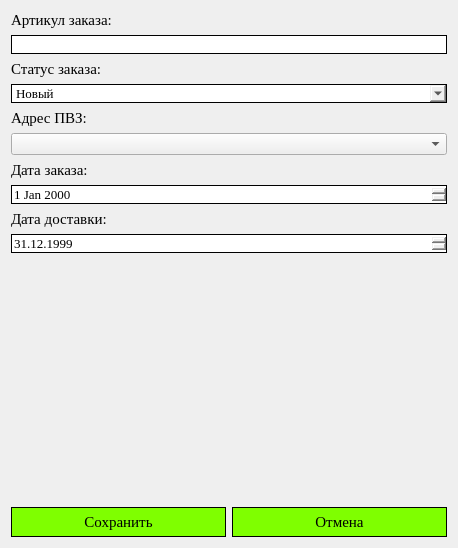
Old version of the form Ui/order_add_editui.ui in the repository mediumperson/shoe-shop-demo-exam.
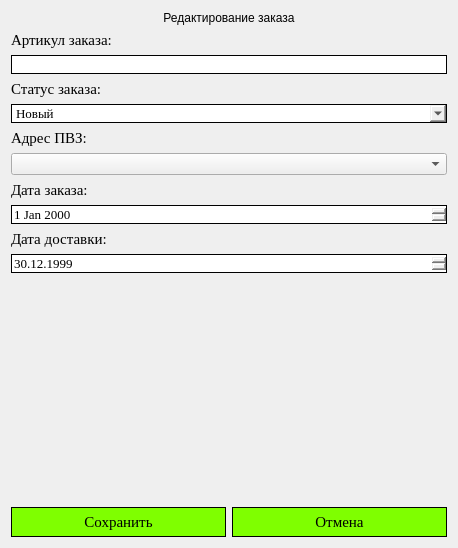
New version of the form.

```diff
--- a/Ui/order_add_editui.ui
+++ b/Ui/order_add_editui.ui
@@ -18,46 +18,55 @@
     <layout class="QVBoxLayout" name="verticalLayout">
      <item>
       <layout class="QGridLayout" name="gridLayout">
-       <item row="8" column="0">
-        <widget class="QLabel" name="label_5">
-         <property name="font">
-          <font>
-           <family>Times New Roman</family>
-           <pointsize>11</pointsize>
-          </font>
-         </property>
-         <property name="text">
-          <string>Дата доставки:</string>
-         </property>
-        </widget>
-       </item>
-       <item row="4" column="0">
-        <widget class="QLabel" name="label_3">
-         <property name="font">
-          <font>
-           <family>Times New Roman</family>
-           <pointsize>11</pointsize>
-          </font>
-         </property>
-         <property name="text">
-          <string>Адрес ПВЗ:</string>
-         </property>
-        </widget>
-       </item>
        <item row="2" column="0">
-        <widget class="QLabel" name="label_2">
+        <widget class="QLineEdit" name="articul_input">
          <property name="font">
           <font>
            <family>Times New Roman</family>
-           <pointsize>11</pointsize>
+           <pointsize>10</pointsize>
           </font>
          </property>
-         <property name="text">
-          <string>Статус заказа:</string>
+         <property name="styleSheet">
+          <string notr="true">#articul_input {
+    border: 1px solid black;
+}
+
+#articul_input:focus {
+    border-color: #00FA9A;
+}</string>
          </property>
         </widget>
        </item>
-       <item row="9" column="0">
+       <item row="4" column="0">
+        <widget class="QComboBox" name="status_input">
+         <property name="font">
+          <font>
+           <family>Times New Roman</family>
+           <pointsize>10</pointsize>
+          </font>
+         </property>
+         <property name="styleSheet">
+          <string notr="true">#status_input {
+    border: 1px solid black;
+}
+
+#status_input:hover {
+    border-color: #00FA9A;
+}</string>
+         </property>
+         <item>
+          <property name="text">
+           <string>Новый</string>
+          </property>
+         </item>
+         <item>
+          <property name="text">
+           <string>Завершен</string>
+          </property>
+         </item>
+        </widget>
+       </item>
+       <item row="10" column="0">
         <widget class="QDateEdit" name="delivery_date">
          <property name="font">
           <font>
@@ -81,7 +90,7 @@
            <second>0</second>
            <year>1999</year>
            <month>12</month>
-           <day>31</day>
+           <day>30</day>
           </datetime>
          </property>
          <property name="displayFormat">
@@ -92,88 +101,20 @@
          </property>
         </widget>
        </item>
-       <item row="7" column="0">
-        <widget class="QDateEdit" name="date_order">
-         <property name="font">
-          <font>
-           <family>Times New Roman</family>
-           <pointsize>10</pointsize>
-          </font>
-         </property>
-         <property name="styleSheet">
-          <string notr="true">#date_order {
-    border: 1px solid black;
-}
-
-#date_order:hover {
-    border-color: #00FA9A;
-}</string>
-         </property>
-        </widget>
-       </item>
-       <item row="3" column="0">
-        <widget class="QComboBox" name="status_input">
-         <property name="font">
-          <font>
-           <family>Times New Roman</family>
-           <pointsize>10</pointsize>
-          </font>
-         </property>
-         <property name="styleSheet">
-          <string notr="true">#status_input {
-    border: 1px solid black;
-}
-
-#status_input:hover {
-    border-color: #00FA9A;
-}</string>
-         </property>
-         <item>
-          <property name="text">
-           <string>Новый</string>
-          </property>
-         </item>
-         <item>
-          <property name="text">
-           <string>Завершен</string>
-          </property>
-         </item>
-        </widget>
-       </item>
-       <item row="0" column="0">
-        <widget class="QLabel" name="label">
+       <item row="9" column="0">
+        <widget class="QLabel" name="label_5">
          <property name="font">
           <font>
            <family>Times New Roman</family>
            <pointsize>11</pointsize>
-           <bold>false</bold>
           </font>
          </property>
          <property name="text">
-          <string>Артикул заказа:</string>
+          <string>Дата доставки:</string>
          </property>
         </widget>
        </item>
-       <item row="1" column="0">
-        <widget class="QLineEdit" name="articul_input">
-         <property name="font">
-          <font>
-           <family>Times New Roman</family>
-           <pointsize>10</pointsize>
-          </font>
-         </property>
-         <property name="styleSheet">
-          <string notr="true">#articul_input {
-    border: 1px solid black;
-}
-
-#articul_input:focus {
-    border-color: #00FA9A;
-}</string>
-         </property>
-        </widget>
-       </item>
-       <item row="10" column="0">
+       <item row="11" column="0">
         <spacer name="verticalSpacer">
          <property name="orientation">
           <enum>Qt::Orientation::Vertical</enum>
@@ -186,7 +127,37 @@
          </property>
         </spacer>
        </item>
+       <item row="5" column="0">
+        <widget class="QLabel" name="label_3">
+         <property name="font">
+          <font>
+           <family>Times New Roman</family>
+           <pointsize>11</pointsize>
+          </font>
+         </property>
+         <property name="text">
+          <string>Адрес ПВЗ:</string>
+         </property>
+        </widget>
+       </item>
        <item row="6" column="0">
+        <widget class="QComboBox" name="pvz_adress"/>
+       </item>
+       <item row="1" column="0">
+        <widget class="QLabel" name="label">
+         <property name="font">
+          <font>
+           <family>Times New Roman</family>
+           <pointsize>11</pointsize>
+           <bold>false</bold>
+          </font>
+         </property>
+         <property name="text">
+          <string>Артикул заказа:</string>
+         </property>
+        </widget>
+       </item>
+       <item row="7" column="0">
         <widget class="QLabel" name="label_4">
          <property name="font">
           <font>
@@ -199,8 +170,47 @@
          </property>
         </widget>
        </item>
-       <item row="5" column="0">
-        <widget class="QComboBox" name="pvz_adress"/>
+       <item row="8" column="0">
+        <widget class="QDateEdit" name="date_order">
+         <property name="font">
+          <font>
+           <family>Times New Roman</family>
+           <pointsize>10</pointsize>
+          </font>
+         </property>
+         <property name="styleSheet">
+          <string notr="true">#date_order {
+    border: 1px solid black;
+}
+
+#date_order:hover {
+    border-color: #00FA9A;
+}</string>
+         </property>
+        </widget>
+       </item>
+       <item row="3" column="0">
+        <widget class="QLabel" name="label_2">
+         <property name="font">
+          <font>
+           <family>Times New Roman</family>
+           <pointsize>11</pointsize>
+          </font>
+         </property>
+         <property name="text">
+          <string>Статус заказа:</string>
+         </property>
+        </widget>
+       </item>
+       <item row="0" column="0">
+        <widget class="QLabel" name="label_6">
+         <property name="text">
+          <string>Редактирование заказа</string>
+         </property>
+         <property name="alignment">
+          <set>Qt::AlignmentFlag::AlignCenter</set>
+         </property>
+        </widget>
        </item>
       </layout>
      </item>
```
